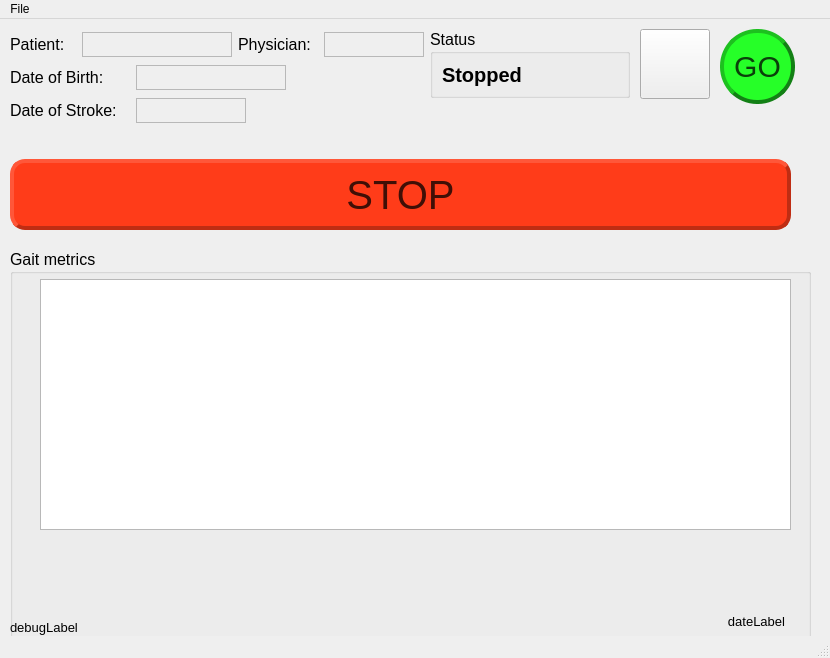
Qt form soft-robotics-gui/mainwindow.ui (lrfbranco/soft-robotics-gui) before a commit.
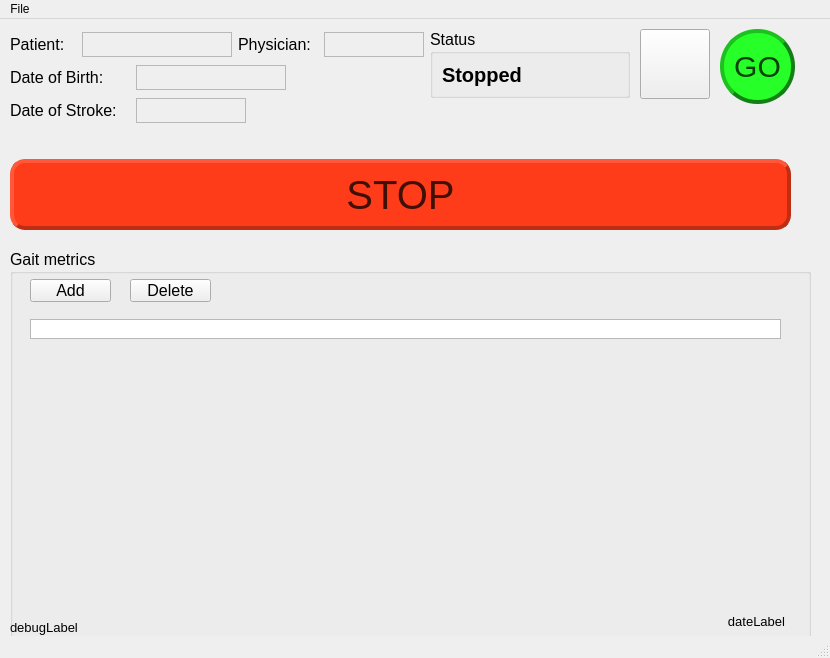
The same form after that commit. Icons and pictures are not drawn.

Commit message: Layout adjusts to table

What changed in the file:
```diff
--- a/soft-robotics-gui/mainwindow.ui
+++ b/soft-robotics-gui/mainwindow.ui
@@ -332,11 +332,49 @@
     <widget class="QTableView" name="gaitMetricsTableView">
      <property name="geometry">
       <rect>
-       <x>30</x>
-       <y>30</y>
+       <x>20</x>
+       <y>70</y>
        <width>751</width>
-       <height>251</height>
+       <height>20</height>
       </rect>
+     </property>
+     <property name="sizePolicy">
+      <sizepolicy hsizetype="Minimum" vsizetype="Preferred">
+       <horstretch>0</horstretch>
+       <verstretch>0</verstretch>
+      </sizepolicy>
+     </property>
+     <property name="minimumSize">
+      <size>
+       <width>0</width>
+       <height>20</height>
+      </size>
+     </property>
+    </widget>
+    <widget class="QPushButton" name="addMetricButton">
+     <property name="geometry">
+      <rect>
+       <x>20</x>
+       <y>30</y>
+       <width>81</width>
+       <height>23</height>
+      </rect>
+     </property>
+     <property name="text">
+      <string>Add</string>
+     </property>
+    </widget>
+    <widget class="QPushButton" name="deleteMetricButton">
+     <property name="geometry">
+      <rect>
+       <x>120</x>
+       <y>30</y>
+       <width>81</width>
+       <height>23</height>
+      </rect>
+     </property>
+     <property name="text">
+      <string>Delete</string>
      </property>
     </widget>
    </widget>
```
The commit also changes 2 other files.
